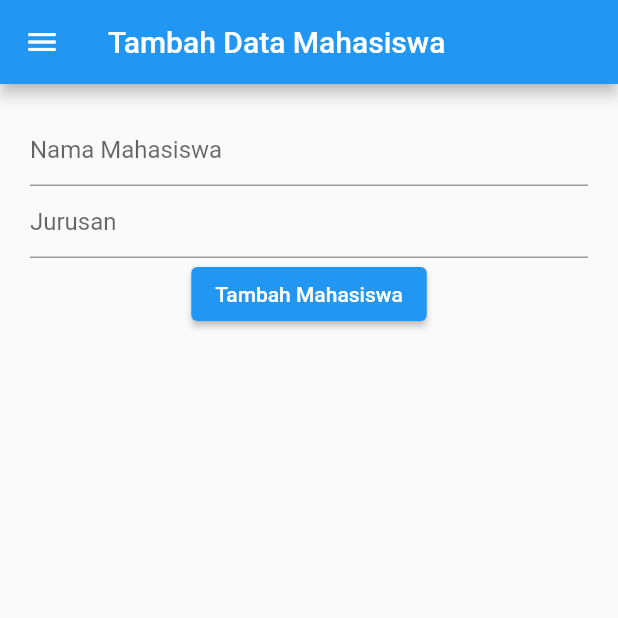
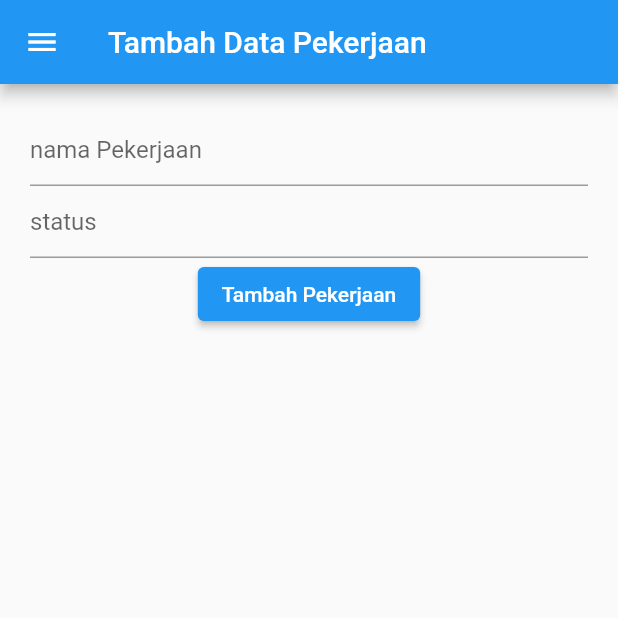
Before and after one commit to RochmatMulyo/UTS, a Flutter app: the TambahData screen opened directly, on a phone screen of 412 x 824 dp, the top half of it. Run offline on Flutter 3.47's test engine with Material 2 defaults, Android fonts, the phone set to English and light mode, and no system bars; our stand-ins replace shared_preferences; accounts and stored records are empty; network calls fail.

Commit message:
pekerjaan uts

```diff
--- a/lib/edit_data.dart
+++ b/lib/edit_data.dart
@@ -17,17 +17,17 @@ class EditData extends StatefulWidget {
 }
 
 class _EditDataState extends State<EditData> {
-  final namaController = TextEditingController();
-  final jurusanController = TextEditingController();
+  final pekerjaanController = TextEditingController();
+  final statusController = TextEditingController();
 
   String url = Platform.isAndroid
       ? 'http://10.0.2.2/uts/index.php'
       : 'http://localhost/uts/index.php';
 
-  Future<dynamic> updateData(String id, String nama, String jurusan) async {
+  Future<dynamic> updateData(String id, String pekerjaan, String status) async {
     // print("updating");
     Map<String, String> headers = {'Content-Type': 'application/json'};
-    String jsonBody = '{"id":$id,"nama": "$nama", "jurusan": "$jurusan"}';
+    String jsonBody = '{"id":$id,"pekerjaan": "$pekerjaan", "status": "$status"}';
     var response = await http.put(Uri.parse("$url?id=$id"),
         headers: headers, body: jsonBody);
 
@@ -43,8 +43,8 @@ class _EditDataState extends State<EditData> {
     if (response.statusCode == 200) {
       final Map<String, dynamic> data = json.decode(response.body);
       setState(() {
-        namaController.text = data['nama'];
-        jurusanController.text = data['jurusan'];
+        pekerjaanController.text = data['pekerjaan'];
+        statusController.text = data['status'];
       });
     } else {
       return null;
@@ -61,7 +61,7 @@ class _EditDataState extends State<EditData> {
   Widget build(BuildContext context) {
     return Scaffold(
       appBar: AppBar(
-        title: const Text('Edit Data Mahasiswa'),
+        title: const Text('Edit Data Pekerjaan'),
       ),
       drawer: const SideMenu(),
       body: Container(
@@ -70,26 +70,26 @@ class _EditDataState extends State<EditData> {
           mainAxisAlignment: MainAxisAlignment.start,
           children: [
             TextField(
-              controller: namaController,
+              controller: pekerjaanController,
               decoration: const InputDecoration(
-                hintText: 'Nama Mahasiswa',
+                hintText: 'Nama Pekerjaan',
               ),
             ),
             TextField(
-              controller: jurusanController,
+              controller: statusController,
               decoration: const InputDecoration(
-                hintText: 'Jurusan',
+                hintText: 'status',
               ),
             ),
             ElevatedButton(
-              child: const Text('Edit Mahasiswa'),
+              child: const Text('Edit Pekerjaan'),
               onPressed: () {
-                String nama = namaController.text;
-                String jurusan = jurusanController.text;
+                String pekerjaan = pekerjaanController.text;
+                String status = statusController.text;
 
-                // updateData(widget.id,nama, jurusan);
+                // updateData(widget.id,pekerjaan, status);
 
-                updateData(widget.id, nama, jurusan).then((result) {
+                updateData(widget.id, pekerjaan, status).then((result) {
                   print(result);
                   if (result['pesan'] == 'berhasil') {
                     showDialog(
--- a/lib/home_page.dart
+++ b/lib/home_page.dart
@@ -11,7 +11,7 @@ class HomePage extends StatelessWidget {
         title: const Text('Home Page'),
       ),
       drawer: const SideMenu(),
-      body: const Center(child: Text('selamat datang')),
+      body: const Center(child: Text('SEMANGAT, PEKERJAANMU MASIH BANYAK :)')),
     );
   }
 }
--- a/lib/list_data.dart
+++ b/lib/list_data.dart
@@ -18,10 +18,10 @@ class ListData extends StatefulWidget {
 }
 
 class _ListDataState extends State<ListData> {
-  List<Map<String, String>> dataMahasiswa = [];
+  List<Map<String, String>> dataPekerjaan = [];
   String url = Platform.isAndroid
-      ? 'http://10.0.2.2/Flutter/index.php'
-      : 'http://localhost/Flutter/index.php';
+      ? 'http://10.0.2.2/uts/index.php'
+      : 'http://localhost/uts/index.php';
   @override
   void initState() {
     super.initState();
@@ -33,10 +33,10 @@ class _ListDataState extends State<ListData> {
     if (response.statusCode == 200) {
       final List<dynamic> data = json.decode(response.body);
       setState(() {
-        dataMahasiswa = List<Map<String, String>>.from(data.map((item) {
+        dataPekerjaan = List<Map<String, String>>.from(data.map((item) {
           return {
-            'nama': item['nama'] as String,
-            'jurusan': item['jurusan'] as String,
+            'pekerjaan': item['pekerjaan'] as String,
+            'status': item['status'] as String,
             'id': item['id'] as String,
           };
         }));
@@ -74,12 +74,12 @@ class _ListDataState extends State<ListData> {
           ),
           Expanded(
           child: ListView.builder(
-            itemCount: dataMahasiswa.length,
+            itemCount: dataPekerjaan.length,
             itemBuilder: (context, index) {
-              var id = dataMahasiswa[index]['id'];
+              var id = dataPekerjaan[index]['id'];
               return ListTile(
-                title: Text(dataMahasiswa[index]['nama']!),
-                subtitle: Text('Jurusan: ${dataMahasiswa[index]['jurusan']}'),
+                title: Text(dataPekerjaan[index]['pekerjaan']!),
+                subtitle: Text('status: ${dataPekerjaan[index]['status']}'),
                 trailing: Row(
                   mainAxisSize: MainAxisSize.min,
                   children: <Widget>[
@@ -87,7 +87,7 @@ class _ListDataState extends State<ListData> {
                       icon: Icon(Icons.visibility),
                       onPressed: () {
                         Navigator.of(context).push(MaterialPageRoute(
-                            builder: (context) => DetailMahasiswa(id: id)));
+                            builder: (context) => DetailPekerjaan(id: id)));
                       },
                     ),
                     IconButton(
--- a/lib/main.dart
+++ b/lib/main.dart
@@ -4,6 +4,7 @@ import 'dart:io';
 
 import 'package:uts/splash.dart';
 import 'package:flutter/material.dart';
+import 'package:uts/tambah_data.dart';
 
 void main() {
   runApp(const MyApp());
--- a/lib/side_menu.dart
+++ b/lib/side_menu.dart
@@ -26,7 +26,7 @@ class SideMenu extends StatelessWidget {
       ),
       ListTile(
         leading: const Icon(Icons.person),
-        title: const Text('Data Mahasiswa'),
+        title: const Text('Data Pekerjaan'),
         onTap: () {
           Navigator.pushReplacement(
             context,
--- a/lib/splash.dart
+++ b/lib/splash.dart
@@ -15,7 +15,7 @@ class _SplashScreenState extends State<SplashScreen> {
   @override
   void initState() {
     super.initState();
-    Timer(const Duration(seconds: 2), () {
+    Timer(const Duration(seconds: 3), () {
       Navigator.of(context).pushReplacement(MaterialPageRoute(
         builder: (context) => const LoginPage(),
       ));
@@ -34,7 +34,7 @@ class _SplashScreenState extends State<SplashScreen> {
               height: 20,
             ),
             Text(
-              "Unsoed App",
+              "To Do List",
               style: TextStyle(
                 fontSize: 18.0,
                 color: Colors.black,
@@ -42,7 +42,7 @@ class _SplashScreenState extends State<SplashScreen> {
               textAlign: TextAlign.center,
             ),
             Text(
-              "©Universitas Jenderal Soedirman",
+              "Rochmat Mulyo Sugihono",
               style: TextStyle(
                 fontSize: 14.0,
                 color: Colors.black,
--- a/lib/tambah_data.dart
+++ b/lib/tambah_data.dart
@@ -15,16 +15,16 @@ class TambahData extends StatefulWidget {
 }
 
 class _TambahDataState extends State<TambahData> {
-  final namaController = TextEditingController();
-  final jurusanController = TextEditingController();
+  final pekerjaanController = TextEditingController();
+  final statusController = TextEditingController();
 
-  Future postData (String nama, String jurusan)async{
+  Future postData (String pekerjaan, String status)async{
     String url = Platform.isAndroid
-        ? 'http://10.0.2.2/Flutter/index.php'
-        : 'http://localhost/Flutter/index.php';
+        ? 'http://10.0.2.2/uts/index.php'
+        : 'http://localhost/uts/index.php';
 
         Map<String, String> headers = {'Content-type':'application/json'};
-        String jsonBody = '{"nama":"$nama", "jurusan": "$jurusan"}';
+        String jsonBody = '{"pekerjaan":"$pekerjaan", "status": "$status"}';
         var response = await http.post(
           Uri.parse(url),
           headers: headers,
@@ -43,7 +43,7 @@ class _TambahDataState extends State<TambahData> {
   Widget build(BuildContext context) {
     return Scaffold(
       appBar: AppBar(
-        title: const Text('Tambah Data Mahasiswa'),
+        title: const Text('Tambah Data Pekerjaan'),
       ),
       drawer: const SideMenu(),
       body: Container(
@@ -52,31 +52,31 @@ class _TambahDataState extends State<TambahData> {
           mainAxisAlignment: MainAxisAlignment.start,
           children: [
             TextField(
-              controller: namaController,
+              controller: pekerjaanController,
               decoration: const InputDecoration(
-                hintText: 'Nama Mahasiswa',
+                hintText: 'nama Pekerjaan',
               ),
             ),
             TextField(
-              controller: jurusanController,
+              controller: statusController,
               decoration: const InputDecoration(
-                hintText: 'Jurusan',
+                hintText: 'status',
               ),
             ),
             ElevatedButton(
-              child: const Text('Tambah Mahasiswa'),
+              child: const Text('Tambah Pekerjaan'),
               onPressed: () {
-                String nama = namaController.text;
-                String jurusan = jurusanController.text;
-                // print(nama);
-                postData(nama, jurusan).then((result) {
+                String pekerjaan = pekerjaanController.text;
+                String status = statusController.text;
+                // print(pekerjaan);
+                postData(pekerjaan, status).then((result) {
                   //print(result['pesan']);
                   if (result['pesan'] == 'berhasil') {
                     print("hello");
                     showDialog(
                         context: context,
                         builder: (context) {
-                          //var namauser2 = namauser;
+                          //var pekerjaanuser2 = pekerjaanuser;
                           return AlertDialog(
                             title: const Text('Data berhasil di tambah'),
                             content: const Text('ok'),
```
Also changed, not shown: lib/tampil_data.dart (+41 -13 lines), 2 other files.
